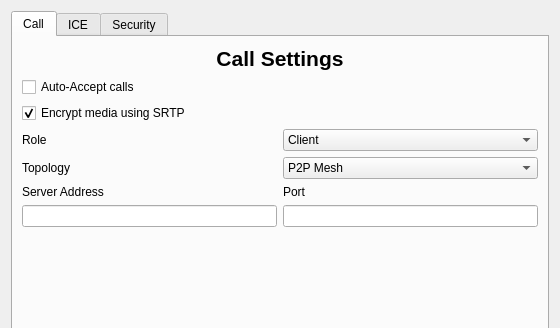
Qt form src/ui/settings/sipsettings.ui (ultravideo/uvgComm) before a commit; both pictures show x 0 to 560 and y 0 to 328 of the 560 by 640 pixel window.
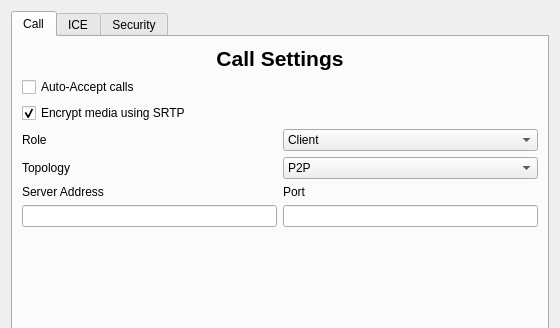
The same form after that commit.

Patch:
```diff
--- a/src/ui/settings/sipsettings.ui
+++ b/src/ui/settings/sipsettings.ui
@@ -147,7 +147,7 @@
        <item row="4" column="1">
         <widget class="QComboBox" name="topology_combo">
          <property name="currentIndex">
-          <number>1</number>
+          <number>0</number>
          </property>
          <item>
           <property name="text">
```
Left out of the diff: 10 changed lines with no effect on the pictures.
